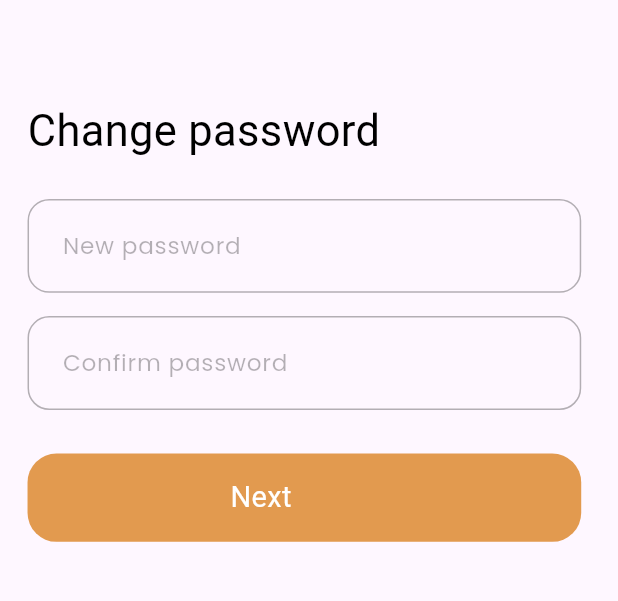
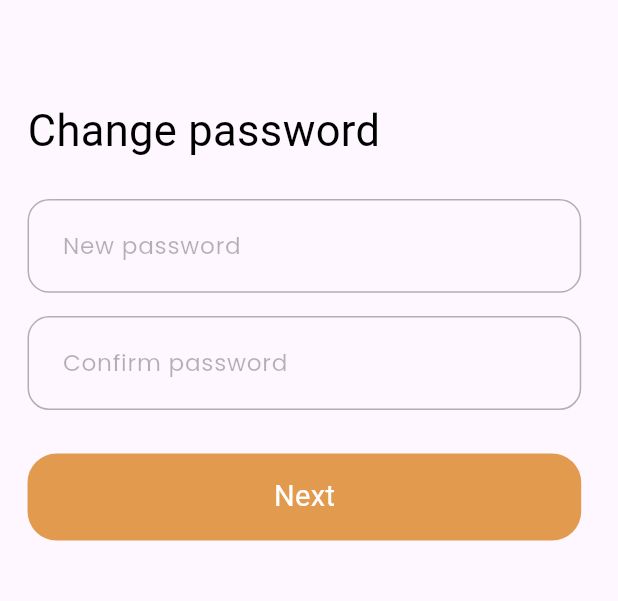
Before and after one commit to farehahassan/home_plate, a Flutter app: the ChangePassScreen screen opened by its route, on a phone screen of 412 x 824 dp, the part 215-816 px from its top. Run offline on Flutter 3.47's test engine with Material 3 defaults, Android fonts, the phone set to English and light mode, and no system bars; our stand-ins replace flutter_screenutil, flutter_svg, google_fonts.

Commit message:
alignment change

```diff
--- a/lib/views/base/components/orange_button.dart
+++ b/lib/views/base/components/orange_button.dart
@@ -21,15 +21,16 @@ class OrangeButton extends StatelessWidget {
       onTap: ontap,
       child: Container(
         width: 353.w,
-        // height: 55.h,
+        height: 60.h,
         decoration: BoxDecoration(
           color: primarycolor,
           borderRadius: BorderRadius.circular(
             20.sp,
           ),
         ),
-        child: Padding(
-          padding: EdgeInsets.symmetric(horizontal: 140.sp, vertical: 16.sp),
+        child: Center(
+          //  Padding(
+          //   padding: EdgeInsets.symmetric(horizontal: 120.sp, vertical: 16.sp),
           child: Text(
             text,
             style: GoogleFonts.roboto(
```
